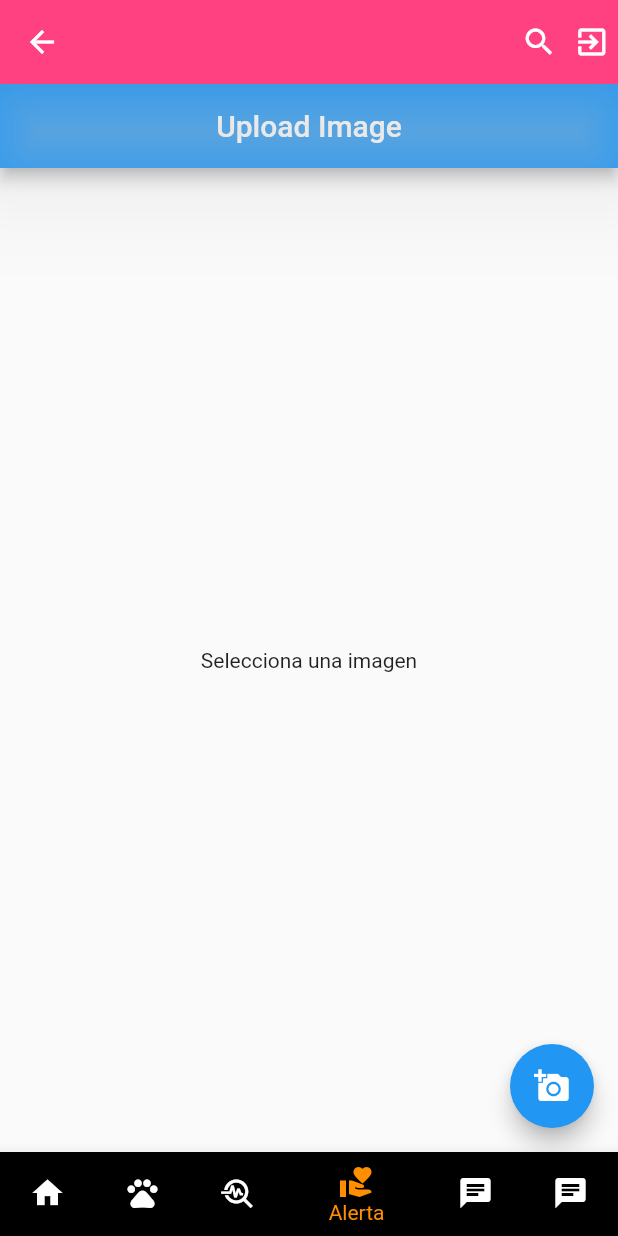
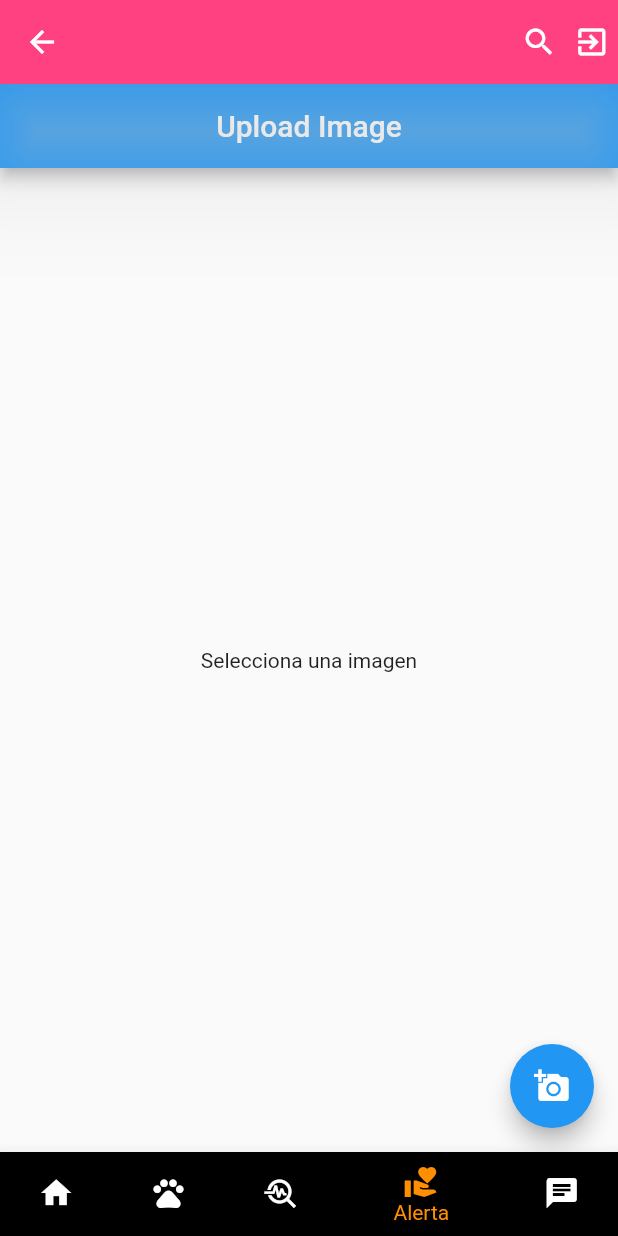
Before and after one commit to Arnold-DMA/Adoption_PE, a Flutter app: the screen it shows once a user with an empty profile is signed in, item 4 of the bottom bar chosen, on a phone screen of 412 x 824 dp. Run offline on Flutter 3.47's test engine with Material 2 defaults, Android fonts, the light colour scheme and no system bars; our stand-ins replace cloud_firestore, firebase_auth, firebase_core, firebase_storage, google_sign_in, image_picker and 2 more; missing offline and left inert: dart:ffi; accounts and stored records are empty.

Commit message:
fix menu

```diff
--- a/lib/components/HomeNavigator.dart
+++ b/lib/components/HomeNavigator.dart
@@ -29,11 +29,10 @@ class _HomeNavigatorState extends State<HomeNavigatorState> {
   int _selectedIndex = 0;
 
   static final List<Widget> _widgetOptions = <Widget>[
-    HomePage(),
+    Lista(),
     Pets(),
     Text('Seguimiento'),
     PhotoUpload(),
-    Lista(),
     ChatPage(),
   ];
 
@@ -53,7 +52,7 @@ class _HomeNavigatorState extends State<HomeNavigatorState> {
         items: const [
           BottomNavigationBarItem(
             icon: Icon(Icons.home),
-            label: 'Principal',
+            label: 'Adopción',
             backgroundColor: Colors.black
           ),
           BottomNavigationBarItem(
@@ -76,11 +75,6 @@ class _HomeNavigatorState extends State<HomeNavigatorState> {
               label: 'Chat',
               backgroundColor: Colors.black
           ),
-          BottomNavigationBarItem(
-              icon: Icon(Icons.chat),
-              label: 'My Pets',
-              backgroundColor: Colors.black
-          ),
         ],
         selectedItemColor: Colors.amber[800],
         currentIndex: _selectedIndex,
```
